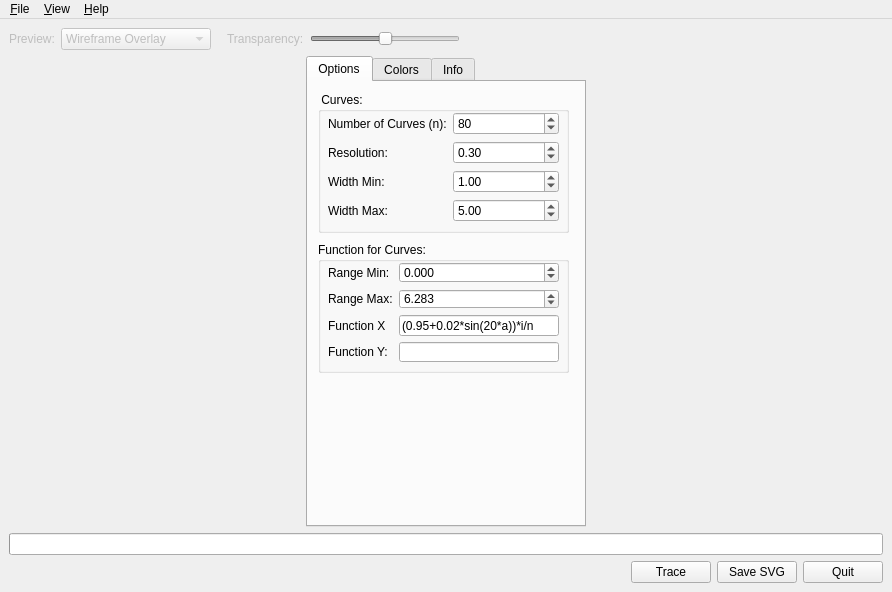
Above: src/mainwindow.ui from maxim-s-barabash/ZebraTrace before the change. Below: the same form after it.
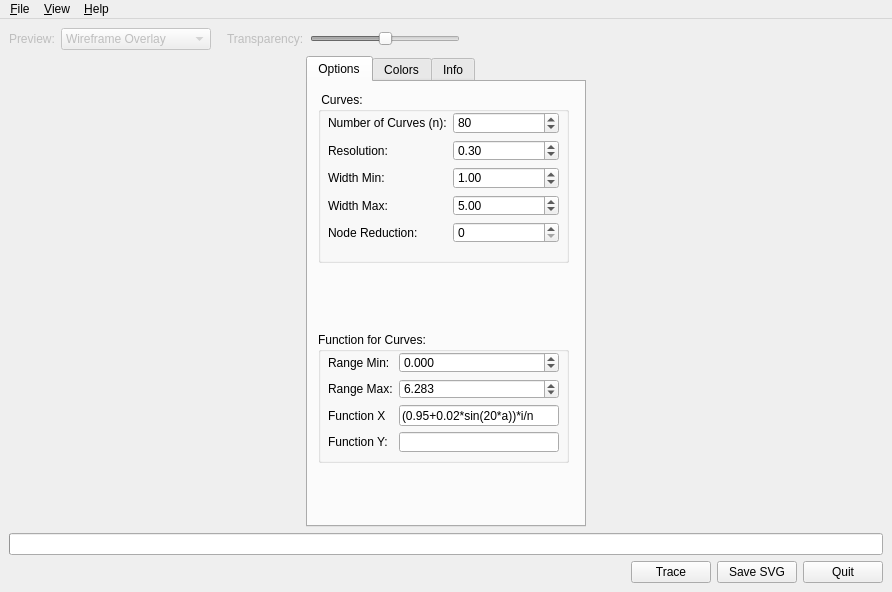
That is the form after the change. Icons and pictures are not drawn.

Commit message: add Node Reduction options

```diff
--- a/src/mainwindow.ui
+++ b/src/mainwindow.ui
@@ -207,19 +207,19 @@
             <x>10</x>
             <y>10</y>
             <width>251</width>
-            <height>141</height>
+            <height>171</height>
            </rect>
           </property>
           <property name="title">
            <string> Curves:</string>
           </property>
-          <widget class="QWidget" name="layoutWidget">
+          <widget class="QWidget" name="">
            <property name="geometry">
             <rect>
              <x>10</x>
              <y>20</y>
              <width>231</width>
-             <height>111</height>
+             <height>131</height>
             </rect>
            </property>
            <layout class="QGridLayout" name="gridLayout">
@@ -303,6 +303,29 @@
               </property>
              </widget>
             </item>
+            <item row="4" column="0">
+             <widget class="QLabel" name="label_8">
+              <property name="text">
+               <string>Node Reduction:</string>
+              </property>
+             </widget>
+            </item>
+            <item row="4" column="1">
+             <widget class="QSpinBox" name="tolerance">
+              <property name="minimum">
+               <number>0</number>
+              </property>
+              <property name="maximum">
+               <number>100</number>
+              </property>
+              <property name="singleStep">
+               <number>1</number>
+              </property>
+              <property name="value">
+               <number>0</number>
+              </property>
+             </widget>
+            </item>
            </layout>
           </widget>
          </widget>
@@ -310,7 +333,7 @@
           <property name="geometry">
            <rect>
             <x>10</x>
-            <y>160</y>
+            <y>250</y>
             <width>251</width>
             <height>131</height>
            </rect>
```
Left out of the diff: 1 changed line with no effect on the pictures. The commit also changes 1 other file.
